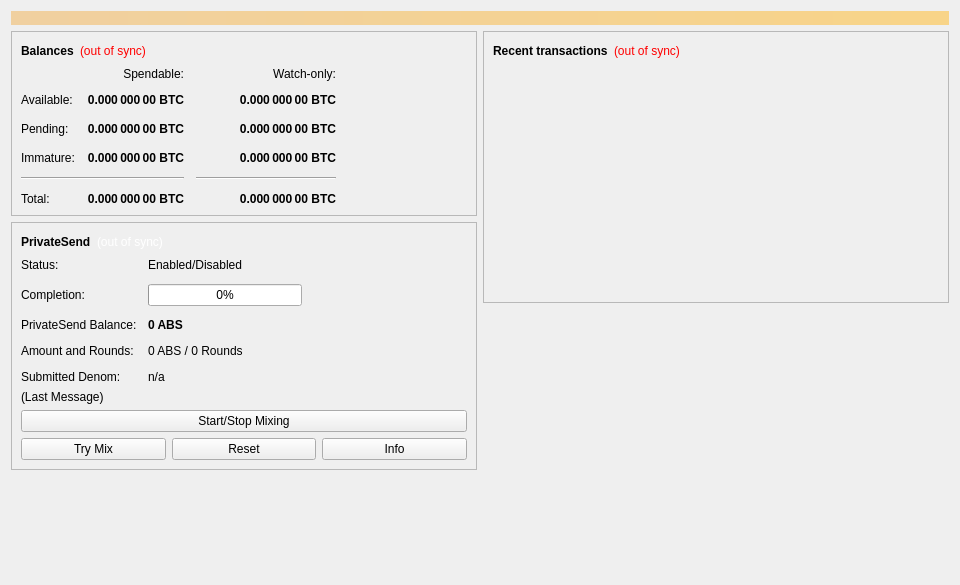
Above: src/qt/forms/overviewpage.ui from ichudu/ABS before the change. Below: the same form after it.
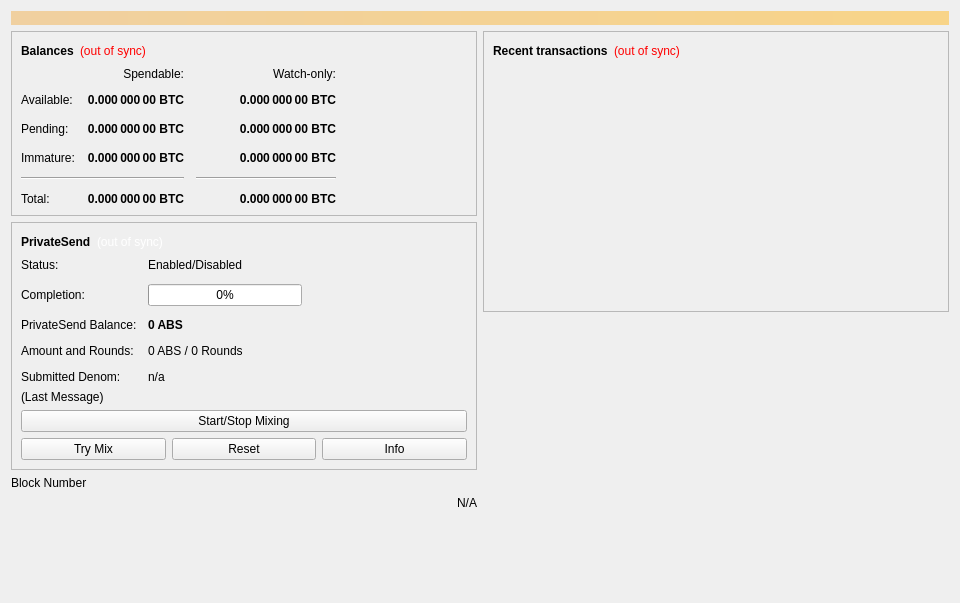
That is the form after the change. Icons and pictures are not drawn.

Diff of the .ui file:
```diff
--- a/src/qt/forms/overviewpage.ui
+++ b/src/qt/forms/overviewpage.ui
@@ -7,7 +7,7 @@
     <x>0</x>
     <y>0</y>
     <width>960</width>
-    <height>585</height>
+    <height>603</height>
    </rect>
   </property>
   <property name="minimumSize">
@@ -639,6 +639,41 @@
          </layout>
         </widget>
        </item>
+       <item>
+        <layout class="QVBoxLayout" name="verticalLayout_blockdetails">
+         <item>
+          <layout class="QGridLayout" name="gridLayout_2">
+           <item row="1" column="0">
+            <widget class="QLabel" name="numberOfBlocks">
+             <property name="text">
+              <string>N/A</string>
+             </property>
+             <property name="alignment">
+              <set>Qt::AlignRight|Qt::AlignTrailing|Qt::AlignVCenter</set>
+             </property>
+            </widget>
+           </item>
+           <item row="0" column="0">
+            <widget class="QLabel" name="labeloviewblock">
+             <property name="text">
+              <string>Block Number</string>
+             </property>
+            </widget>
+           </item>
+           <item row="2" column="0">
+            <widget class="QLabel" name="label">
+             <property name="text">
+              <string/>
+             </property>
+             <property name="pixmap">
+              <pixmap resource="../absolute.qrc">:/images/base/absolute_logo_horizontal</pixmap>
+             </property>
+            </widget>
+           </item>
+          </layout>
+         </item>
+        </layout>
+       </item>
        <item>
         <spacer name="verticalSpacer">
          <property name="orientation">
@@ -647,7 +682,7 @@
          <property name="sizeHint" stdset="0">
           <size>
            <width>20</width>
-           <height>40</height>
+           <height>80</height>
           </size>
          </property>
         </spacer>
```
Left out of the diff: 4 changed lines with no effect on the pictures.
